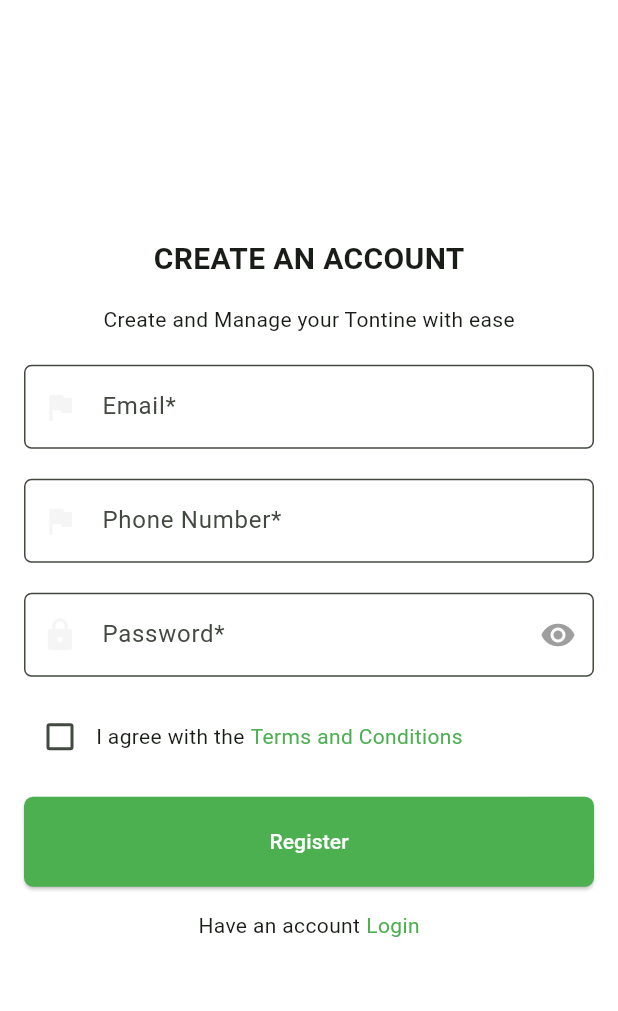
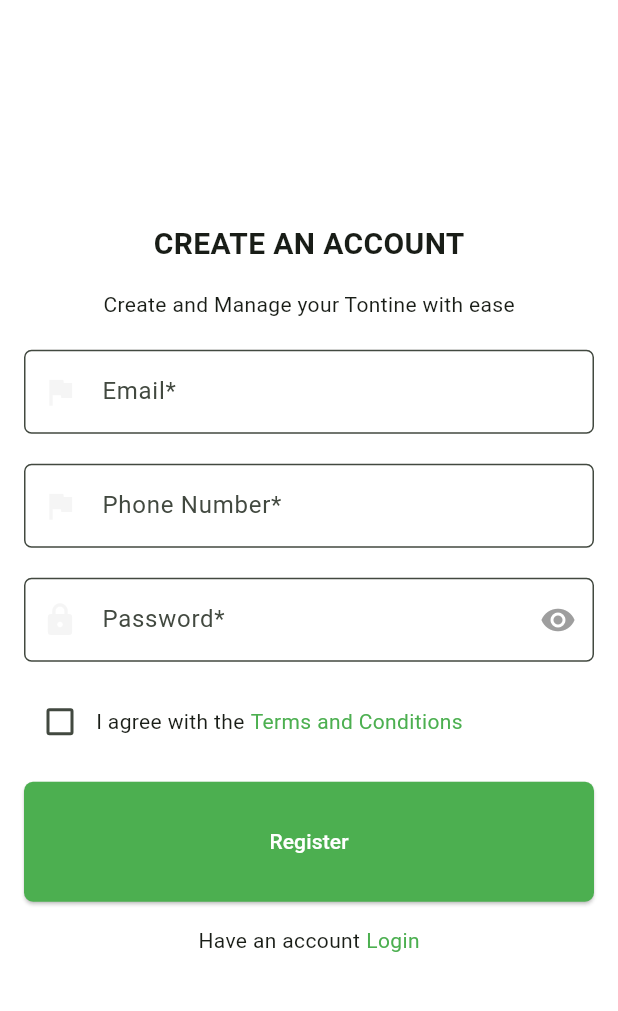
Before and after one commit to Samsonroyal/Tontineo, a Flutter app: the screen it shows after launch, on a phone screen of 412 x 824 dp, the part 71-1082 px from its top. Run offline on Flutter 3.47's test engine with Material 3 defaults, Android fonts, the light colour scheme and no system bars.

Commit message:
added height to button on signup

```diff
--- a/lib/tontineo_signup_page.dart
+++ b/lib/tontineo_signup_page.dart
@@ -125,13 +125,14 @@ class _SignUpPageState extends State<SignUpPage> {
               onPressed: () {
                 // Implement registration functionality
               },
+
               style: ElevatedButton.styleFrom(
                 primary: Colors.green,
                 shape: RoundedRectangleBorder(
                   borderRadius: BorderRadius.circular(6.0),
                 ),
                 padding: EdgeInsets.all(16.0),
-                minimumSize: Size.fromHeight(60.0),
+                minimumSize: Size.fromHeight(80.0),
               ),
               child: const Text(
                 "Register",
```
